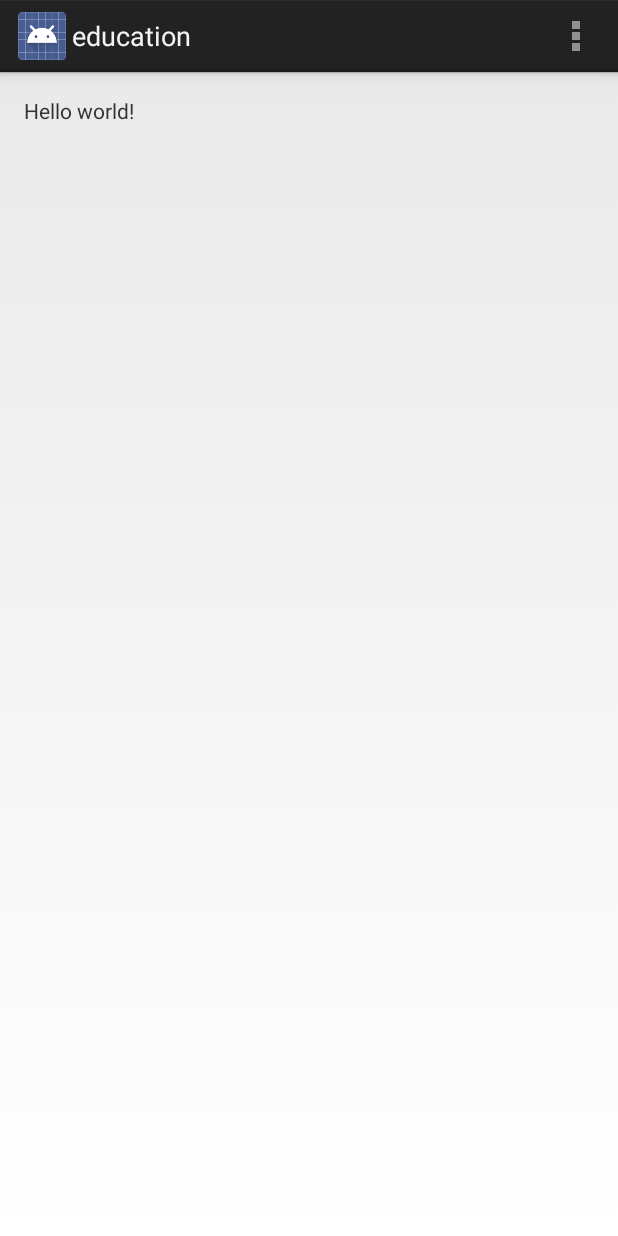
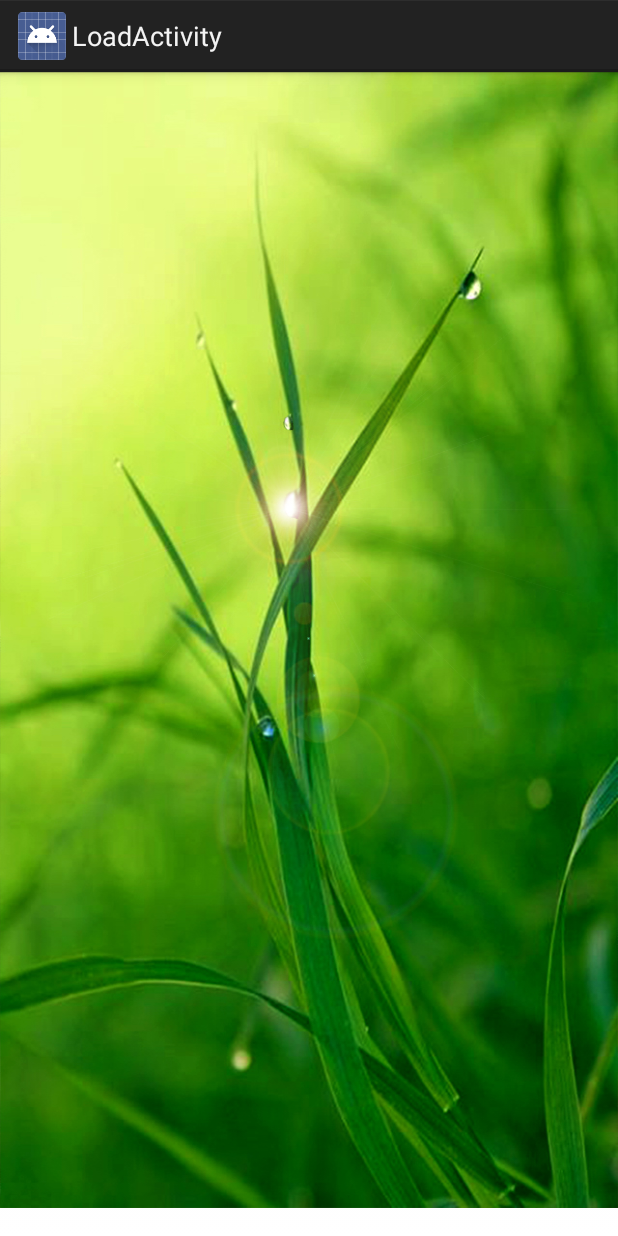
Before and after one commit to sklyarov-ivan/android-education, an Android app: the screen it shows after launch (CounterActivity before the commit, LoadActivity after it), on a phone screen of 412 x 824 dp. Run offline under Robolectric (Android 15) with nearby library versions, the phone set to English and light mode, and no system bars.

Commit message:
create first activity

```diff
--- a/app/src/main/java/local/localhost/education/education/CounterActivity.java
+++ b/app/src/main/java/local/localhost/education/education/CounterActivity.java
@@ -10,55 +10,36 @@ import android.view.MenuItem;
 import android.view.View;
 import android.view.ViewGroup;
 import android.os.Build;
-
+import android.widget.Button;
+import android.widget.TextView;
 
 
 public class CounterActivity extends Activity {
-
+    Button addButton;
+    Button subButton;
+    TextView counterTextView;
+    int counter;
     @Override
     protected void onCreate(Bundle savedInstanceState) {
         super.onCreate(savedInstanceState);
         setContentView(R.layout.activity_counter);
-        if (savedInstanceState == null) {
-            getFragmentManager().beginTransaction()
-                    .add(R.id.container, new PlaceholderFragment())
-                    .commit();
-        }
-    }
-
-
-    @Override
-    public boolean onCreateOptionsMenu(Menu menu) {
-        // Inflate the menu; this adds items to the action bar if it is present.
-        getMenuInflater().inflate(R.menu.counter, menu);
-        return true;
-    }
-
-    @Override
-    public boolean onOptionsItemSelected(MenuItem item) {
-        // Handle action bar item clicks here. The action bar will
-        // automatically handle clicks on the Home/Up button, so long
-        // as you specify a parent activity in AndroidManifest.xml.
-        int id = item.getItemId();
-        if (id == R.id.action_settings) {
-            return true;
-        }
-        return super.onOptionsItemSelected(item);
-    }
-
-    /**
-     * A placeholder fragment containing a simple view.
-     */
-    public static class PlaceholderFragment extends Fragment {
-
-        public PlaceholderFragment() {
-        }
-
-        @Override
-        public View onCreateView(LayoutInflater inflater, ViewGroup container,
-                Bundle savedInstanceState) {
-            View rootView = inflater.inflate(R.layout.fragment_counter, container, false);
-            return rootView;
-        }
+        addButton = (Button) findViewById(R.id.addButton);
+        subButton = (Button) findViewById(R.id.subButton);
+        counterTextView = (TextView) findViewById(R.id.counterTextView);
+        counter = 0;
+        addButton.setOnClickListener(new View.OnClickListener() {
+            @Override
+            public void onClick(View view) {
+                counter++;
+                counterTextView.setText(""+counter);
+            }
+        });
+        subButton.setOnClickListener(new View.OnClickListener() {
+            @Override
+            public void onClick(View view) {
+                counter--;
+                counterTextView.setText(""+counter);
+            }
+        });
     }
 }
--- /dev/null
+++ b/app/src/main/java/local/localhost/education/education/LoadActivity.java
@@ -0,0 +1,31 @@
+package local.localhost.education.education;
+
+import android.app.Activity;
+import android.os.Bundle;
+import android.view.Menu;
+import android.view.MenuItem;
+
+
+public class LoadActivity extends Activity {
+
+    @Override
+    protected void onCreate(Bundle savedInstanceState) {
+        super.onCreate(savedInstanceState);
+        setContentView(R.layout.activity_load);
+        Thread timer = new Thread(){
+            @Override
+            public void run() {
+                super.run();
+                try {
+
+                } catch (InterruptedException e) {
+
+                } finally {
+
+                }
+            }
+        };
+        timer.start();
+    }
+
+}
--- /dev/null
+++ b/app/src/main/res/layout/activity_load.xml
@@ -0,0 +1,12 @@
+<LinearLayout xmlns:android="http://schemas.android.com/apk/res/android"
+    xmlns:tools="http://schemas.android.com/tools"
+    android:layout_width="match_parent"
+    android:layout_height="match_parent"
+    >
+
+    <ImageView
+        android:layout_width="wrap_content"
+        android:layout_height="wrap_content"
+        android:id="@+id/loadImageView"
+        android:background="@drawable/load_image" />
+</LinearLayout>
--- a/app/src/main/res/layout/fragment_counter.xml
+++ /dev/null
@@ -1,16 +0,0 @@
-<RelativeLayout xmlns:android="http://schemas.android.com/apk/res/android"
-    xmlns:tools="http://schemas.android.com/tools"
-    android:layout_width="match_parent"
-    android:layout_height="match_parent"
-    android:paddingLeft="@dimen/activity_horizontal_margin"
-    android:paddingRight="@dimen/activity_horizontal_margin"
-    android:paddingTop="@dimen/activity_vertical_margin"
-    android:paddingBottom="@dimen/activity_vertical_margin"
-    tools:context=".CounterActivity$PlaceholderFragment">
-
-    <TextView
-        android:text="@string/hello_world"
-        android:layout_width="wrap_content"
-        android:layout_height="wrap_content" />
-
-</RelativeLayout>
--- a/app/src/main/res/values/strings.xml
+++ b/app/src/main/res/values/strings.xml
@@ -4,5 +4,6 @@
     <string name="app_name">education</string>
     <string name="hello_world">Hello world!</string>
     <string name="action_settings">Settings</string>
+    <string name="title_activity_load">LoadActivity</string>
 
 </resources>
```
Also changed, not shown: app/src/main/AndroidManifest.xml (+8 -1 lines), app/src/main/res/layout/activity_counter.xml (+43 -3 lines), app/src/main/res/menu/load.xml (added, +8 -0 lines), app/src/main/res/drawable-hdpi/load_image.jpg (added).
